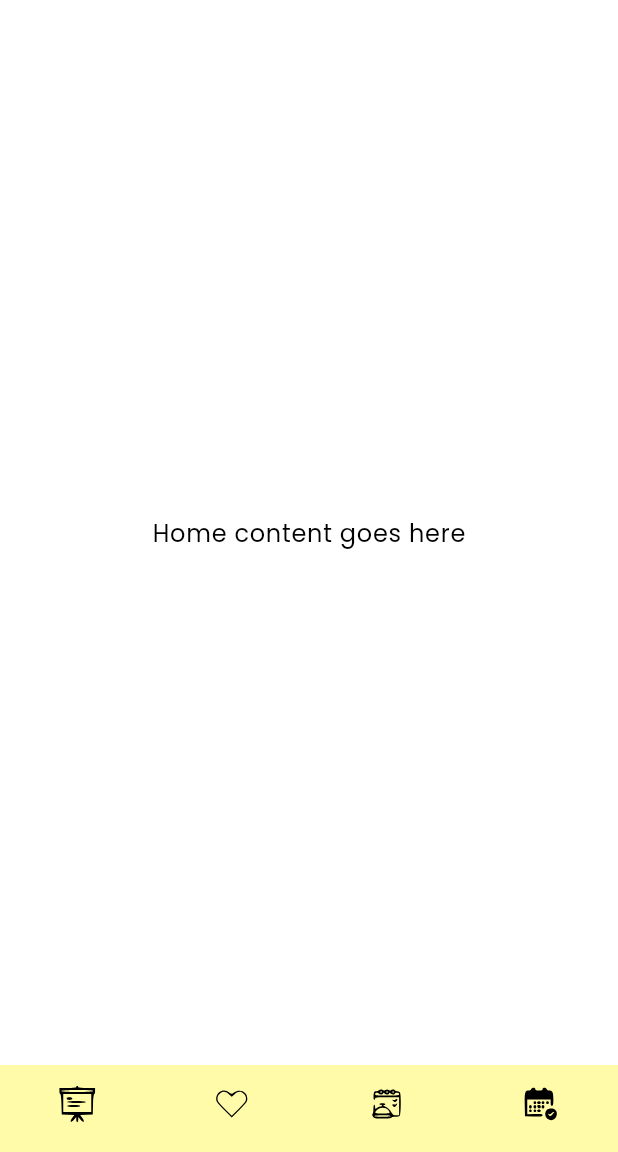
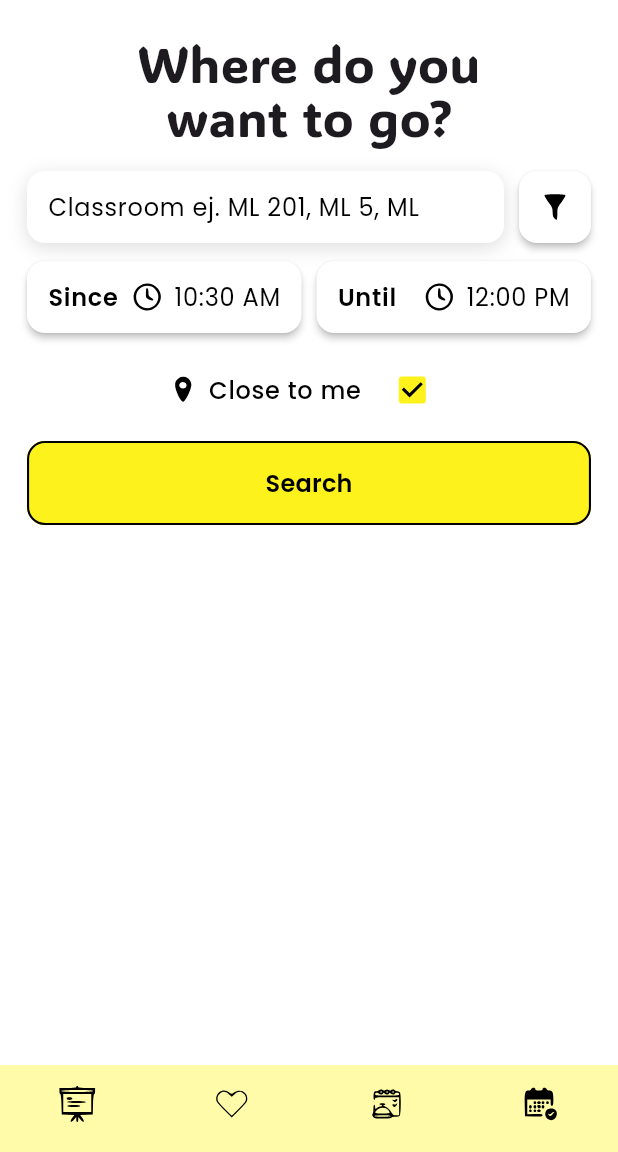
Before and after one commit to G33-Moviles-2026-1/G33-Flutter-Moviles-2026-1, a Flutter app: the screen it shows after launch, on a phone screen of 412 x 824 dp, the part 84-1236 px from its top. Run offline on Flutter 3.47's test engine with Material 3 defaults, Android fonts, the phone set to English and light mode, and no system bars; our stand-ins replace dio, flutter_bloc, flutter_svg.

Commit message:
Refactor homepage widget

```diff
--- a/lib/features/rooms/data/repositories/mock_room_repository.dart
+++ b/lib/features/rooms/data/repositories/mock_room_repository.dart
@@ -21,10 +21,12 @@ class MockRoomRepository implements RoomRepository {
       "weeklyAvailability": {
         "monday": [
           {"start": "06:30", "end": "08:00"},
-          {"start": "12:00", "end": "14:00"}
+          {"start": "12:00", "end": "13:30"},
+          {"start": "13:30", "end": "14:00"}
         ],
         "tuesday": [
-          {"start": "10:00", "end": "12:00"}
+          {"start": "10:00", "end": "11:30"},
+          {"start": "11:30", "end": "12:00"}
         ],
         "wednesday": [],
         "thursday": [
--- a/lib/features/rooms/presentation/pages/home_page.dart
+++ b/lib/features/rooms/presentation/pages/home_page.dart
@@ -1,6 +1,7 @@
 import 'package:flutter/material.dart';
 import '../../../../shared/widgets/app_scaffold.dart';
 import '../../../../shared/widgets/app_footer.dart';
+import './../widgets/home_body.dart';
 
 class HomePage extends StatelessWidget {
   const HomePage({super.key});
@@ -9,15 +10,10 @@ class HomePage extends StatelessWidget {
   Widget build(BuildContext context) {
     return AppScaffold(
       currentTab: AppTab.rooms,
-      onTabSelected: (tab) {
-        // TODO
+      onTabSelected: (_) {
+        // TODO: routing later
       },
-      body: Center(
-        child: Text(
-          'Home content goes here',
-          style: Theme.of(context).textTheme.bodyLarge,
-        ),
-      ),
+      body: const HomeBody(),
     );
   }
 }
--- /dev/null
+++ b/lib/features/rooms/presentation/widgets/home_body.dart
@@ -0,0 +1,390 @@
+import 'package:flutter/material.dart';
+import 'package:flutter_svg/flutter_svg.dart';
+import '../../../../shared/theme/theme.dart';
+
+class HomeBody extends StatefulWidget {
+  const HomeBody({super.key});
+
+  @override
+  State<HomeBody> createState() => _HomeBodyState();
+}
+
+class _HomeBodyState extends State<HomeBody> {
+  final _classroomCtrl = TextEditingController();
+  TimeOfDay? _since;
+  TimeOfDay? _until;
+  bool _closeToMe = true;
+
+  @override
+  void dispose() {
+    _classroomCtrl.dispose();
+    super.dispose();
+  }
+
+  @override
+  void initState() {
+    super.initState();
+    final now = TimeOfDay.now();
+    _since = now;
+    _until = _addMinutes(now, 90);
+  }
+
+  TimeOfDay _addMinutes(TimeOfDay t, int minutesToAdd) {
+    final totalMinutes = t.hour * 60 + t.minute + minutesToAdd;
+    final normalized = totalMinutes % (24 * 60);
+    final h = normalized ~/ 60;
+    final m = normalized % 60;
+    return TimeOfDay(hour: h, minute: m);
+  }
+
+  Future<void> _pickTime({required bool isSince}) async {
+    final fallback = TimeOfDay.now();
+    final initial = isSince
+        ? (_since ?? fallback)
+        : (_until ?? _addMinutes(fallback, 90));
+
+    final picked = await showTimePicker(
+      context: context,
+      initialTime: initial,
+      helpText: isSince ? 'Select start time' : 'Select end time',
+    );
+
+    if (picked == null) return;
+
+    setState(() {
+      if (isSince) {
+        _since = picked;
+      } else {
+        _until = picked;
+      }
+    });
+  }
+
+  String _formatTime(TimeOfDay? t) {
+    if (t == null) return '--:--';
+    final localizations = MaterialLocalizations.of(context);
+    return localizations.formatTimeOfDay(t, alwaysUse24HourFormat: false);
+  }
+
+  void _openFiltersSheet() {
+    showModalBottomSheet(
+      context: context,
+      showDragHandle: true,
+      builder: (_) {
+        return Padding(
+          padding: const EdgeInsets.all(16),
+          child: Column(
+            mainAxisSize: MainAxisSize.min,
+            crossAxisAlignment: CrossAxisAlignment.start,
+            children: [
+              Text(
+                'Utilities Filters',
+                style: Theme.of(context).textTheme.headlineSmall,
+              ),
+              const SizedBox(height: 12),
+              const Text(
+                'Filters UI goes here (tomorrow we wire it to real logic).',
+              ),
+              const SizedBox(height: 16),
+              SizedBox(
+                width: double.infinity,
+                child: ElevatedButton(
+                  onPressed: () => Navigator.pop(context),
+                  child: const Text('Done'),
+                ),
+              ),
+              const SizedBox(height: 8),
+            ],
+          ),
+        );
+      },
+    );
+  }
+
+  void _onSearch() {
+    // TODO:
+    final since = _formatTime(_since);
+    final until = _formatTime(_until);
+
+    ScaffoldMessenger.of(context).showSnackBar(
+      SnackBar(
+        content: Text(
+          'Search: "${_classroomCtrl.text}" | Since: $since | Until: $until | Close: $_closeToMe',
+        ),
+      ),
+    );
+  }
+
+  @override
+  Widget build(BuildContext context) {
+    final t = Theme.of(context);
+
+    return SingleChildScrollView(
+      padding: const EdgeInsets.fromLTRB(18, 18, 18, 24),
+      child: Column(
+        crossAxisAlignment: CrossAxisAlignment.center,
+        children: [
+          const SizedBox(height: 6),
+
+          // Main title
+          Text(
+            'Where do you\nwant to go?',
+            textAlign: TextAlign.center,
+            style: t.textTheme.headlineLarge?.copyWith(
+              fontSize: 34,
+              height: 1.05,
+            ),
+          ),
+
+          const SizedBox(height: 18),
+
+          // Classroom search row: input + filter icon button
+          Row(
+            children: [
+              Expanded(
+                child: _CardField(
+                  child: TextField(
+                    controller: _classroomCtrl,
+                    style: t.textTheme.bodyLarge,
+                    decoration: const InputDecoration(
+                      hintText: 'Classroom ej. ML 201, ML 5, ML',
+                      border: InputBorder.none,
+                      isDense: true,
+                      contentPadding: EdgeInsets.symmetric(
+                        horizontal: 14,
+                        vertical: 12,
+                      ),
+                    ),
+                  ),
+                ),
+              ),
+              const SizedBox(width: 10),
+              _SquareIconButton(
+                tooltip: 'Filters',
+                svgAsset: 'assets/icons/filters.svg',
+                onPressed: _openFiltersSheet,
+              ),
+            ],
+          ),
+
+          const SizedBox(height: 12),
+
+          // Since / Until row
+          Row(
+            children: [
+              Expanded(
+                child: _TimeBox(
+                  label: 'Since',
+                  value: _formatTime(_since),
+                  onTap: () => _pickTime(isSince: true),
+                ),
+              ),
+              const SizedBox(width: 10),
+              Expanded(
+                child: _TimeBox(
+                  label: 'Until',
+                  value: _formatTime(_until),
+                  onTap: () => _pickTime(isSince: false),
+                ),
+              ),
+            ],
+          ),
+
+          const SizedBox(height: 14),
+
+          // Close to me row
+          Row(
+            mainAxisAlignment: MainAxisAlignment.center,
+            children: [
+              SvgPicture.asset(
+                'assets/icons/location.svg',
+                width: 18,
+                height: 18,
+                colorFilter: const ColorFilter.mode(
+                  AppColors.black,
+                  BlendMode.srcIn,
+                ),
+              ),
+              const SizedBox(width: 8),
+              Text(
+                'Close to me',
+                style: t.textTheme.bodyLarge?.copyWith(
+                  fontWeight: FontWeight.w500,
+                ),
+              ),
+              const SizedBox(width: 10),
+              Checkbox(
+                value: _closeToMe,
+                onChanged: (v) => setState(() => _closeToMe = v ?? false),
+                activeColor: AppColors.accentYellow,
+                checkColor: AppColors.black,
+                side: const BorderSide(color: AppColors.black, width: 1.2),
+              ),
+            ],
+          ),
+
+          const SizedBox(height: 10),
+
+          // CTA Search button
+          SizedBox(
+            width: double.infinity,
+            child: _CtaButton(label: 'Search', onPressed: _onSearch),
+          ),
+        ],
+      ),
+    );
+  }
+}
+
+/// --- UI building blocks (keep HomeBody clean) ---
+
+class _CardField extends StatelessWidget {
+  const _CardField({required this.child});
+
+  final Widget child;
+
+  @override
+  Widget build(BuildContext context) {
+    return Container(
+      decoration: BoxDecoration(
+        color: AppColors.white,
+        borderRadius: BorderRadius.circular(12),
+        boxShadow: const [
+          BoxShadow(
+            blurRadius: 10,
+            spreadRadius: 0,
+            offset: Offset(0, 3),
+            color: Color(0x22000000),
+          ),
+        ],
+      ),
+      child: child,
+    );
+  }
+}
+
+class _SquareIconButton extends StatelessWidget {
+  const _SquareIconButton({
+    required this.svgAsset,
+    required this.onPressed,
+    required this.tooltip,
+  });
+
+  final String svgAsset;
+  final VoidCallback onPressed;
+  final String tooltip;
+
+  @override
+  Widget build(BuildContext context) {
+    return Material(
+      color: AppColors.white,
+      borderRadius: BorderRadius.circular(12),
+      elevation: 2,
+      child: InkWell(
+        borderRadius: BorderRadius.circular(12),
+        onTap: onPressed,
+        child: SizedBox(
+          width: 48,
+          height: 48,
+          child: Center(
+            child: SvgPicture.asset(
+              svgAsset,
+              width: 22,
+              height: 22,
+              colorFilter: const ColorFilter.mode(
+                AppColors.black,
+                BlendMode.srcIn,
+              ),
+              semanticsLabel: tooltip,
+            ),
+          ),
+        ),
+      ),
+    );
+  }
+}
+
+class _TimeBox extends StatelessWidget {
+  const _TimeBox({
+    required this.label,
+    required this.value,
+    required this.onTap,
+  });
+
+  final String label;
+  final String value;
+  final VoidCallback onTap;
+
+  @override
+  Widget build(BuildContext context) {
+    final t = Theme.of(context);
+
+    return Material(
+      color: AppColors.white,
+      borderRadius: BorderRadius.circular(12),
+      elevation: 2,
+      child: InkWell(
+        borderRadius: BorderRadius.circular(12),
+        onTap: onTap,
+        child: Padding(
+          padding: const EdgeInsets.symmetric(horizontal: 14, vertical: 12),
+          child: Row(
+            children: [
+              Text(
+                label,
+                style: t.textTheme.bodyLarge?.copyWith(
+                  fontWeight: FontWeight.w600,
+                ),
+              ),
+              const Spacer(),
+              SvgPicture.asset(
+                'assets/icons/clock.svg',
+                width: 20,
+                height: 20,
+                colorFilter: const ColorFilter.mode(
+                  AppColors.black,
+                  BlendMode.srcIn,
+                ),
+              ),
+              const SizedBox(width: 8),
+              Text(
+                value.isEmpty ? '--:--' : value,
+                style: t.textTheme.bodyLarge,
+              ),
+            ],
+          ),
+        ),
+      ),
+    );
+  }
+}
+
+class _CtaButton extends StatelessWidget {
+  const _CtaButton({required this.label, required this.onPressed});
+
+  final String label;
+  final VoidCallback onPressed;
+
+  @override
+  Widget build(BuildContext context) {
+    final t = Theme.of(context);
+
+    return ElevatedButton(
+      onPressed: onPressed,
+      style: ElevatedButton.styleFrom(
+        backgroundColor: AppColors.accentYellow,
+        foregroundColor: AppColors.black,
+        elevation: 0,
+        padding: const EdgeInsets.symmetric(vertical: 16),
+        shape: RoundedRectangleBorder(
+          borderRadius: BorderRadius.circular(12),
+          side: const BorderSide(color: AppColors.black, width: 1.4),
+        ),
+        textStyle: t.textTheme.titleMedium?.copyWith(
+          fontWeight: FontWeight.w700,
+        ),
+      ),
+      child: Text(label),
+    );
+  }
+}
```
